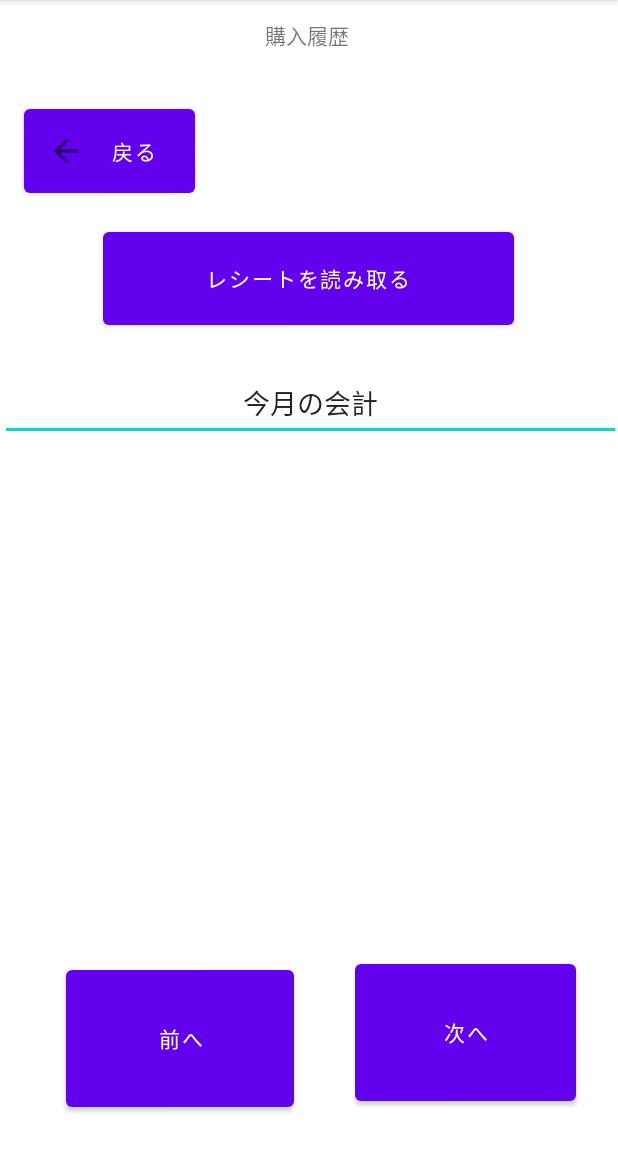
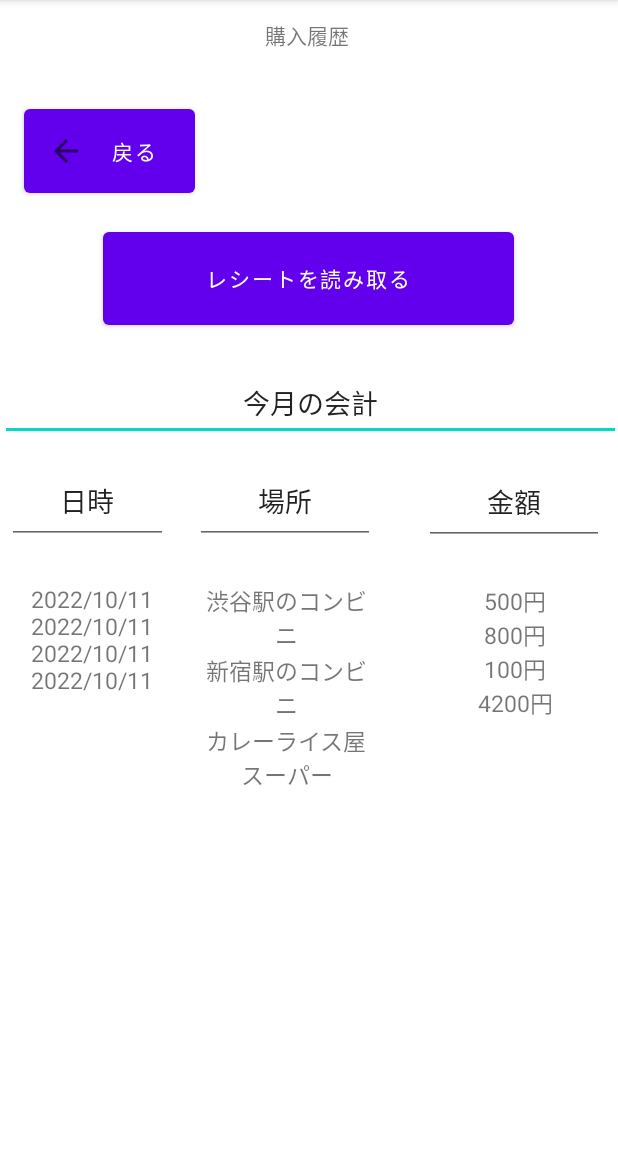
Before and after one commit to shintaro0930/Senior-Pay, an Android app: the LookHistory screen opened directly, with no data from a screen before it, on a phone screen of 412 x 824 dp, the part 84-1236 px from its top. Run offline under Robolectric (Android 15) with nearby library versions, the phone set to English and light mode, and no system bars.

Commit message:
2022-10-11/23-13

```diff
--- a/app/src/main/java/com/example/senior_pay/LookHistory.java
+++ b/app/src/main/java/com/example/senior_pay/LookHistory.java
@@ -1,7 +1,6 @@
 package com.example.senior_pay;
 
 
-import android.content.ContentValues;
 import android.content.Intent;
 import android.database.Cursor;
 import android.database.sqlite.SQLiteDatabase;
@@ -13,22 +12,10 @@ import android.widget.TextView;
 import androidx.appcompat.app.AppCompatActivity;
 
 public class LookHistory extends AppCompatActivity implements View.OnClickListener {
-    private TextView textView;
-    private TestOpenHelper helper;
-    private static final String DATABASE_NAME = "TestDB.db";
-    private static final String TABLE_NAME = "testdb";
-    private static final String _ID = "_id";
-    private static final String COLUMN_NAME_TITLE = "company";
-    private static final String COLUMN_NAME_SUBTITLE = "stockprice";
-    private SQLiteDatabase db;
-    private static final String SQL_DELETE_ENTRIES =
-            "DROP TABLE IF EXISTS " + "testdb";
 
-    private static final String SQL_CREATE_ENTRIES =
-            "CREATE TABLE " + TABLE_NAME + " (" +
-                    _ID + " INTEGER PRIMARY KEY," +
-                    COLUMN_NAME_TITLE + " TEXT," +
-                    COLUMN_NAME_SUBTITLE + " INTEGER)";
+    private TextView textView, textView2, textView3;
+    private TestOpenHelper helper2;
+    private SQLiteDatabase db2;
 
     @Override
     protected void onCreate(Bundle savedInstanceState) {
@@ -38,8 +25,11 @@ public class LookHistory extends AppCompatActivity implements View.OnClickListen
         this.findViewById(R.id.back).setOnClickListener(this);
         this.findViewById(R.id.button).setOnClickListener(this);
 
-        startDB();
-        //データベースに繋げてみる
+        textView = findViewById(R.id.text_view);
+        textView2 = findViewById(R.id.text_view2);
+        textView3 = findViewById(R.id.text_view3);
+        readData();
+
 
     }
 
@@ -58,74 +48,23 @@ public class LookHistory extends AppCompatActivity implements View.OnClickListen
         }
     }
 
-    private void startDB() {
+    private void readData(){
 
-        if(helper == null){
-            helper = new TestOpenHelper(getApplicationContext());
-        }
-        if(db == null){
-            db = helper.getWritableDatabase();
+        //この1行で全てが始まる。TestOpenHelper.javaでSQLiteOpenHelperを呼んでる
+        if(helper2 == null){
+            helper2 = new TestOpenHelper(getApplicationContext());
         }
 
-        if(helper == null){
-            helper = new TestOpenHelper(getApplicationContext());
+        //ここでデータベーステーブルをcreate or open
+        if(db2 == null) {
+            db2 = helper2.getReadableDatabase();
+            //getWritableDatabase(): 書き込みをしたいときに
         }
 
-        if(db == null){
-            db = helper.getReadableDatabase();
-        }
+        //ログ解析
         Log.d("debug","**********Cursor");
 
-        Cursor cursor = db.query(
-                "testdb",
-                new String[] { "company", "stockprice" },
-                null,
-                null,
-                null,
-                null,
-                null
-        );
-        db.execSQL(
-                SQL_DELETE_ENTRIES
-        );
-
-        cursor.moveToFirst();
-
-        StringBuilder sbuilder = new StringBuilder();
-
-        //for文をまるまるいらない
-        //SWL select したものをリストビューで
-        for (int i = 0; i < cursor.getCount(); i++) {
-            sbuilder.append(cursor.getString(0));
-            sbuilder.append(": ");
-            sbuilder.append(cursor.getInt(1));
-            sbuilder.append("\n");
-            cursor.moveToNext();
-        }
-
-        // 忘れずに！
-        cursor.close();
-
-        //insertData(db, "スーパー", 3400);
-        //insertData(db, "薬局", 750);
-
-        Log.d("debug","**********"+sbuilder);
-        Log.d("debug", "***sbuild***" + sbuilder.toString());
-        //ListView.setText(sbuilder.toString());
-    }
-
-    private void readData(){
-        //helper.refresh(db);
-        if(helper == null){
-            helper = new TestOpenHelper(getApplicationContext());
-        }
-
-        if(db == null){
-            db = helper.getReadableDatabase();
-        }
-        Log.d("debug","**********Cursor");
-
-        Cursor cursor = db.query(
+        Cursor cursor = db2.query(
                 "testdb",
                 new String[] { "company", "stockprice" },
                 null,
@@ -137,30 +76,37 @@ public class LookHistory extends AppCompatActivity implements View.OnClickListen
 
         cursor.moveToFirst();
 
-        StringBuilder sbuilder = new StringBuilder();
+        StringBuilder sbuilder_date = new StringBuilder();
+        StringBuilder sbuilder_point = new StringBuilder();
+        StringBuilder sbuilder_price = new StringBuilder();
+        sbuilder_date.append("2022/10/11\n");
+        sbuilder_point.append("渋谷駅のコンビニ\n");
+        sbuilder_price.append("500円\n");
+        sbuilder_date.append("2022/10/11\n");
+        sbuilder_point.append("新宿駅のコンビニ\n");
+        sbuilder_price.append("800円\n");
+        sbuilder_date.append("2022/10/11\n");
+        sbuilder_point.append("カレーライス屋\n");
+        sbuilder_price.append("100円\n");
+        sbuilder_date.append("2022/10/11\n");
+        sbuilder_point.append("スーパー\n");
+        sbuilder_price.append("4200円\n");
 
-        for (int i = 0; i < cursor.getCount(); i++) {
-            sbuilder.append(cursor.getString(0));
-            sbuilder.append(": ");
-            sbuilder.append(cursor.getInt(1));
-            sbuilder.append("\n");
-            cursor.moveToNext();
-        }
+//        for (int i = 0; i < cursor.getCount(); i++) {
+//            sbuilder.append(cursor.getString(0));
+//            sbuilder.append(": ");
+//            sbuilder.append(cursor.getInt(1));
+//            sbuilder.append("\n");
+//            cursor.moveToNext();
+//        }
 
         // 忘れずに！
         cursor.close();
 
-        Log.d("debug","**********"+sbuilder);
-        textView.setText(sbuilder.toString());
-    }
+        //Log.d("debug","**********"+sbuilder_date);
+        textView.setText(sbuilder_date.toString());
+        textView2.setText(sbuilder_point.toString());
+        textView3.setText(sbuilder_price.toString());
 
-    private void insertData(SQLiteDatabase db, String com, int price){
-
-        ContentValues values = new ContentValues();
-        values.put("company", com);
-        values.put("stockprice", price);
-
-
-        db.insert("testdb", null, values);
     }
 }
--- a/app/src/main/java/com/example/senior_pay/TestOpenHelper.java
+++ b/app/src/main/java/com/example/senior_pay/TestOpenHelper.java
@@ -8,7 +8,7 @@ import android.util.Log;
 public class TestOpenHelper extends SQLiteOpenHelper {
 
     // データーベースのバージョン
-    private static final int DATABASE_VERSION = 1;
+    private static final int DATABASE_VERSION = 2;
 
     // データーベース名
     private static final String DATABASE_NAME = "TestDB.db";
@@ -45,13 +45,6 @@ public class TestOpenHelper extends SQLiteOpenHelper {
 
     }
 
-    public void refresh(SQLiteDatabase db) {
-        db.execSQL(
-                SQL_DELETE_ENTRIES
-        );
-        onCreate(db);
-    }
-
     @Override
     public void onUpgrade(SQLiteDatabase db, int oldVersion, int newVersion) {
         // アップデートの判別
--- a/app/src/main/res/layout/activity_look_history.xml
+++ b/app/src/main/res/layout/activity_look_history.xml
@@ -5,28 +5,6 @@
     android:layout_width="match_parent"
     android:layout_height="match_parent"
     tools:context=".LookHistory">
-
-    <Button
-        android:id="@+id/before_month"
-        android:layout_width="152dp"
-        android:layout_height="103dp"
-        android:layout_marginStart="44dp"
-        android:layout_marginBottom="24dp"
-        android:text="@string/before_month"
-        app:layout_constraintBottom_toBottomOf="parent"
-        app:layout_constraintEnd_toStartOf="@+id/next_month"
-        app:layout_constraintHorizontal_bias="0.0"
-        app:layout_constraintStart_toStartOf="parent" />
-
-    <Button
-        android:id="@+id/next_month"
-        android:layout_width="147dp"
-        android:layout_height="103dp"
-        android:layout_marginEnd="28dp"
-        android:layout_marginBottom="28dp"
-        android:text="@string/next_month"
-        app:layout_constraintBottom_toBottomOf="parent"
-        app:layout_constraintEnd_toEndOf="parent" />
 
     <Button
         android:id="@+id/back"
@@ -63,17 +41,6 @@
         android:text="@string/history"
         tools:ignore="MissingConstraints" />
 
-    <TextView
-        android:id="@+id/text_view"
-        android:layout_width="250dp"
-        android:layout_height="wrap_content"
-        android:layout_marginBottom="412dp"
-        android:textSize="20sp"
-        app:layout_constraintBottom_toBottomOf="parent"
-        app:layout_constraintHorizontal_bias="0.422"
-        app:layout_constraintLeft_toLeftOf="parent"
-        app:layout_constraintRight_toRightOf="parent" />
-
     <EditText
         android:id="@+id/this_month"
         android:layout_width="414dp"
@@ -88,5 +55,92 @@
         app:layout_constraintVertical_bias="0.293"
         android:autofillHints="" />
 
+    <TextView
+        android:id="@+id/text_view"
+        android:layout_width="103dp"
+        android:layout_height="337dp"
+        android:layout_marginBottom="16dp"
+        android:gravity="center|top"
+        android:textSize="15sp"
+        app:layout_constraintBottom_toBottomOf="parent"
+        app:layout_constraintHorizontal_bias="0.032"
+        app:layout_constraintLeft_toLeftOf="parent"
+        app:layout_constraintRight_toRightOf="parent"
+        app:layout_constraintTop_toBottomOf="@+id/date" />
+
+    <TextView
+        android:id="@+id/text_view2"
+        android:layout_width="121dp"
+        android:layout_height="330dp"
+        android:layout_marginBottom="20dp"
+        android:gravity="center|top"
+        android:textSize="15sp"
+        app:layout_constraintBottom_toBottomOf="parent"
+        app:layout_constraintHorizontal_bias="0.448"
+        app:layout_constraintLeft_toLeftOf="parent"
+        app:layout_constraintRight_toRightOf="parent"
+        app:layout_constraintTop_toBottomOf="@+id/shop"
+        app:layout_constraintVertical_bias="0.47" />
+
+    <TextView
+        android:id="@+id/text_view3"
+        android:layout_width="118dp"
+        android:layout_height="327dp"
+        android:layout_marginBottom="24dp"
+        android:gravity="center|top"
+        android:textSize="15sp"
+        app:layout_constraintBottom_toBottomOf="parent"
+        app:layout_constraintHorizontal_bias="0.969"
+        app:layout_constraintLeft_toLeftOf="parent"
+        app:layout_constraintRight_toRightOf="parent"
+        app:layout_constraintTop_toBottomOf="@+id/price"
+        app:layout_constraintVertical_bias="0.473" />
+
+    <EditText
+        android:id="@+id/date"
+        android:layout_width="107dp"
+        android:layout_height="56dp"
+        android:ems="10"
+        android:gravity="center"
+        android:inputType="textPersonName"
+        android:text="日時"
+        app:layout_constraintBottom_toBottomOf="parent"
+        app:layout_constraintEnd_toStartOf="@+id/shop"
+        app:layout_constraintHorizontal_bias="0.208"
+        app:layout_constraintStart_toStartOf="parent"
+        app:layout_constraintTop_toTopOf="parent"
+        app:layout_constraintVertical_bias="0.431"
+        tools:ignore="MissingConstraints" />
+
+    <EditText
+        android:id="@+id/shop"
+        android:layout_width="120dp"
+        android:layout_height="56dp"
+        android:ems="10"
+        android:gravity="center"
+        android:inputType="textPersonName"
+        android:text="場所"
+        app:layout_constraintBaseline_toBaselineOf="@+id/date"
+        app:layout_constraintEnd_toEndOf="parent"
+        app:layout_constraintHorizontal_bias="0.446"
+        app:layout_constraintStart_toStartOf="parent"
+        tools:ignore="MissingConstraints" />
+
+    <EditText
+        android:id="@+id/price"
+        android:layout_width="120dp"
+        android:layout_height="56dp"
+        android:ems="10"
+        android:gravity="center"
+        android:inputType="textPersonName"
+        android:text="金額"
+        app:layout_constraintBottom_toBottomOf="parent"
+        app:layout_constraintEnd_toEndOf="parent"
+        app:layout_constraintHorizontal_bias="0.785"
+        app:layout_constraintStart_toEndOf="@+id/shop"
+        app:layout_constraintTop_toTopOf="parent"
+        app:layout_constraintVertical_bias="0.432"
+        tools:ignore="MissingConstraints" />
+
 
 </androidx.constraintlayout.widget.ConstraintLayout>
```
Also changed, not shown: app/src/main/AndroidManifest.xml (+7 -0 lines), app/src/main/java/com/example/senior_pay/SendMoney.java (+136 -0 lines), app/src/main/res/layout/activity_send_money.xml (+34 -0 lines).
